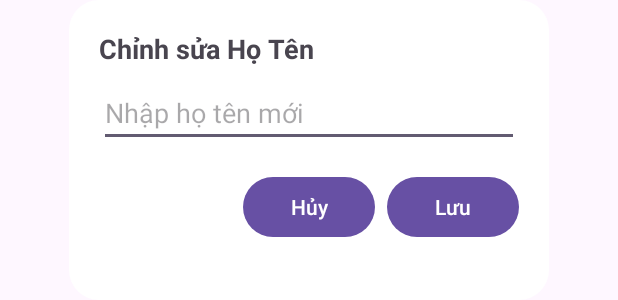
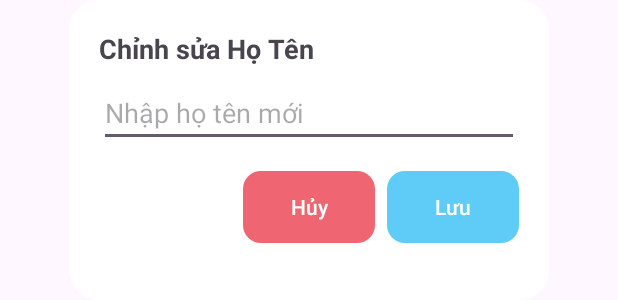
Before and after one commit to quzkhanh/EasyBuy_quzkhanh, an Android app: the layout dialog_admin_edit_name.xml on its own in the app's theme, with its tools: preview values and no code run, on a phone screen of 412 x 824 dp. Shown: the top 300 px of the screen. Run offline under Robolectric (Android 15) with nearby library versions, the phone set to English and light mode, and no system bars.

Commit message:
Done Project

```diff
--- a/app/src/main/res/layout/activity_product_detail.xml
+++ b/app/src/main/res/layout/activity_product_detail.xml
@@ -22,7 +22,7 @@
             android:background="@drawable/rounded_image_background"
             android:contentDescription="Hình ảnh sản phẩm"
             android:elevation="4dp"
-            android:scaleType="centerCrop"
+            android:scaleType="fitCenter"
             android:src="@drawable/product_placeholder" />
 
         <!-- RecyclerView cho ảnh bổ sung -->
--- a/app/src/main/res/layout/dialog_admin_edit_name.xml
+++ b/app/src/main/res/layout/dialog_admin_edit_name.xml
@@ -1,5 +1,6 @@
 <?xml version="1.0" encoding="utf-8"?>
 <LinearLayout xmlns:android="http://schemas.android.com/apk/res/android"
+    xmlns:app="http://schemas.android.com/apk/res-auto"
     android:paddingTop="20dp"
     android:layout_gravity="center_horizontal"
     android:layout_width="320dp"
@@ -29,12 +30,16 @@
         android:paddingTop="16dp">
 
         <Button
+            app:backgroundTint="@color/cancel"
+            android:background="@drawable/rounded_button"
             android:id="@+id/btnCancel"
             android:layout_width="wrap_content"
             android:layout_height="wrap_content"
             android:text="Hủy"/>
 
         <Button
+            app:backgroundTint="@color/save"
+            android:background="@drawable/rounded_button"
             android:id="@+id/btnSave"
             android:layout_width="wrap_content"
             android:layout_height="wrap_content"
```
